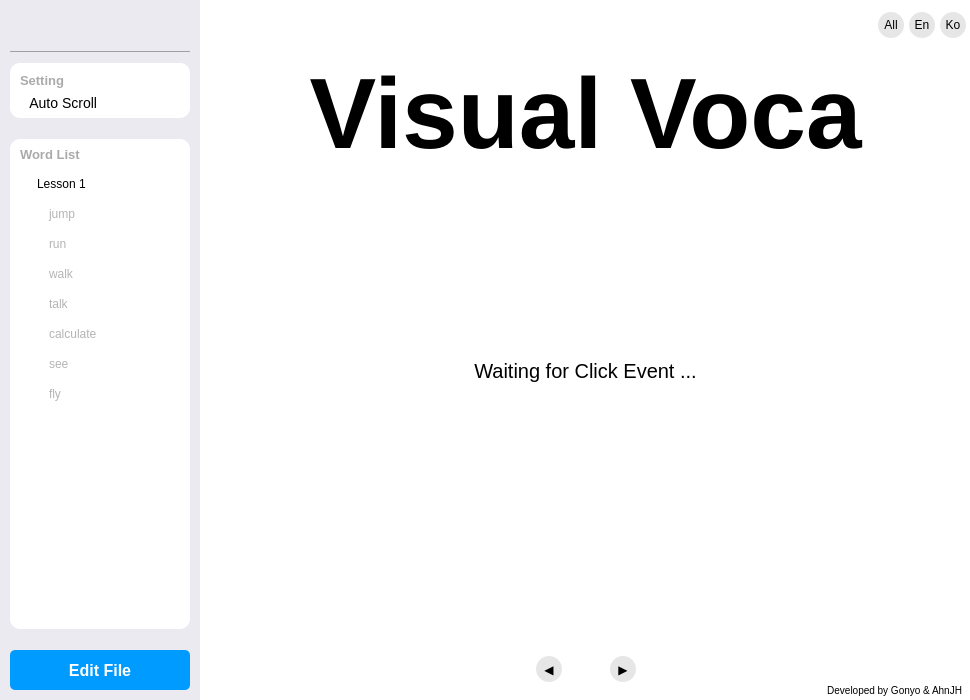
First picture: the form in main.ui, repository gonyo1/VisualVocaApp, before the edit.
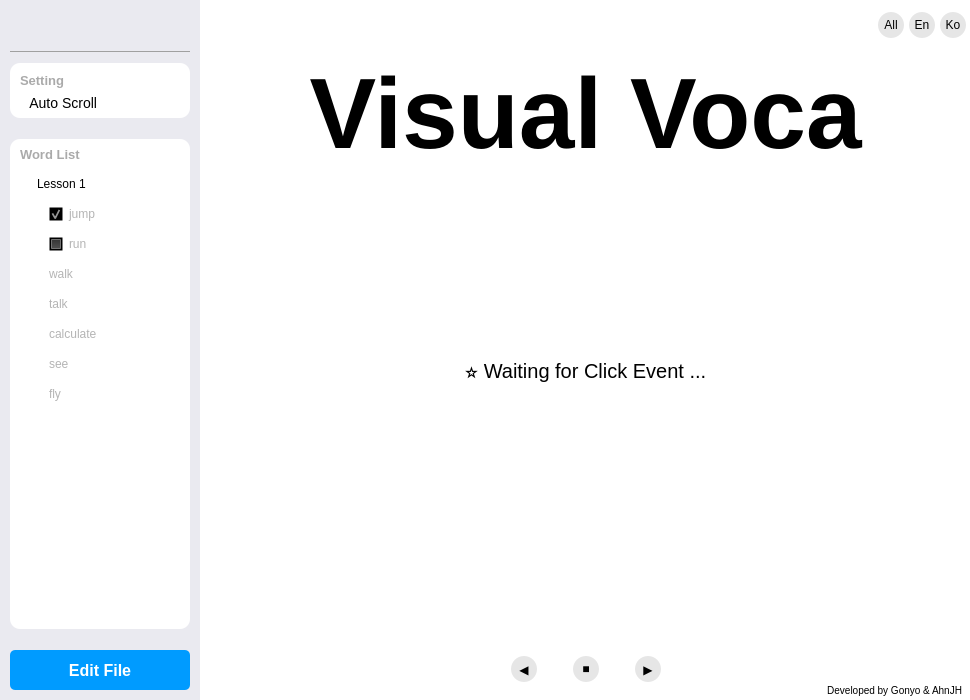
Second picture: the form after the edit.

Commit message: Added Refresh button(Finished)

```diff
--- a/main.ui
+++ b/main.ui
@@ -455,7 +455,7 @@
           <x>0</x>
           <y>0</y>
           <width>180</width>
-          <height>486</height>
+          <height>492</height>
          </rect>
         </property>
         <property name="sizePolicy">
@@ -793,11 +793,17 @@
                <property name="text">
                 <string>jump</string>
                </property>
+               <property name="checkState">
+                <enum>Checked</enum>
+               </property>
               </item>
               <item>
                <property name="text">
                 <string>run</string>
                </property>
+               <property name="checkState">
+                <enum>PartiallyChecked</enum>
+               </property>
               </item>
               <item>
                <property name="text">
@@ -869,6 +875,11 @@
 margin: 0px;
 background-color: white;
 }
+
+#mb_show_top_bar_btns .QPushButton {
+margin-right: 5px;
+}
+
 #mb_show_top_bar .QPushButton,
 #mb_show_btns_adj .QPushButton {
 font: 12px;
@@ -877,9 +888,7 @@
 border-radius: 13px;
 text-align: center;
 }
-#mb_show_top_bar .QPushButton {
-margin: 0px 5px 0px 0px;
-}
+
 #mb_show_top_bar .QPushButton:hover,
 #mb_show_btns_adj .QPushButton:hover {
 background-color: rgba(0, 155, 255, 80);
@@ -887,6 +896,8 @@
 #mb_show_top_bar .QPushButton:checked {
 background-color: &quot;#4ed164&quot;;
 }
+
+/* Main Show Word Part*/
 #mb_show_eng_adj {
 font: 100px;
 font-weight: bold;
@@ -945,7 +956,7 @@
        <widget class="QWidget" name="mb_show_btn_widget" native="true">
         <property name="minimumSize">
          <size>
-          <width>100</width>
+          <width>150</width>
           <height>0</height>
          </size>
         </property>
@@ -1003,6 +1014,41 @@
            </property>
           </widget>
          </item>
+         <item>
+          <widget class="QPushButton" name="pause">
+           <property name="minimumSize">
+            <size>
+             <width>26</width>
+             <height>26</height>
+            </size>
+           </property>
+           <property name="maximumSize">
+            <size>
+             <width>26</width>
+             <height>26</height>
+            </size>
+           </property>
+           <property name="styleSheet">
+            <string notr="true"/>
+           </property>
+           <property name="text">
+            <string>■</string>
+           </property>
+          </widget>
+         </item>
+         <item>
+          <widget class="QLabel" name="dummy_2">
+           <property name="maximumSize">
+            <size>
+             <width>50</width>
+             <height>16777215</height>
+            </size>
+           </property>
+           <property name="text">
+            <string/>
+           </property>
+          </widget>
+         </item>
          <item>
           <widget class="QPushButton" name="forward">
            <property name="minimumSize">
@@ -1017,6 +1063,9 @@
              <height>26</height>
             </size>
            </property>
+           <property name="styleSheet">
+            <string notr="true"/>
+           </property>
            <property name="text">
             <string>▶</string>
            </property>
@@ -1072,7 +1121,7 @@
       <string notr="true"/>
      </property>
      <property name="text">
-      <string>Waiting for Click Event ...</string>
+      <string>⭐ Waiting for Click Event ...</string>
      </property>
      <property name="alignment">
       <set>Qt::AlignCenter</set>
```
The commit also changes 59 other files.
